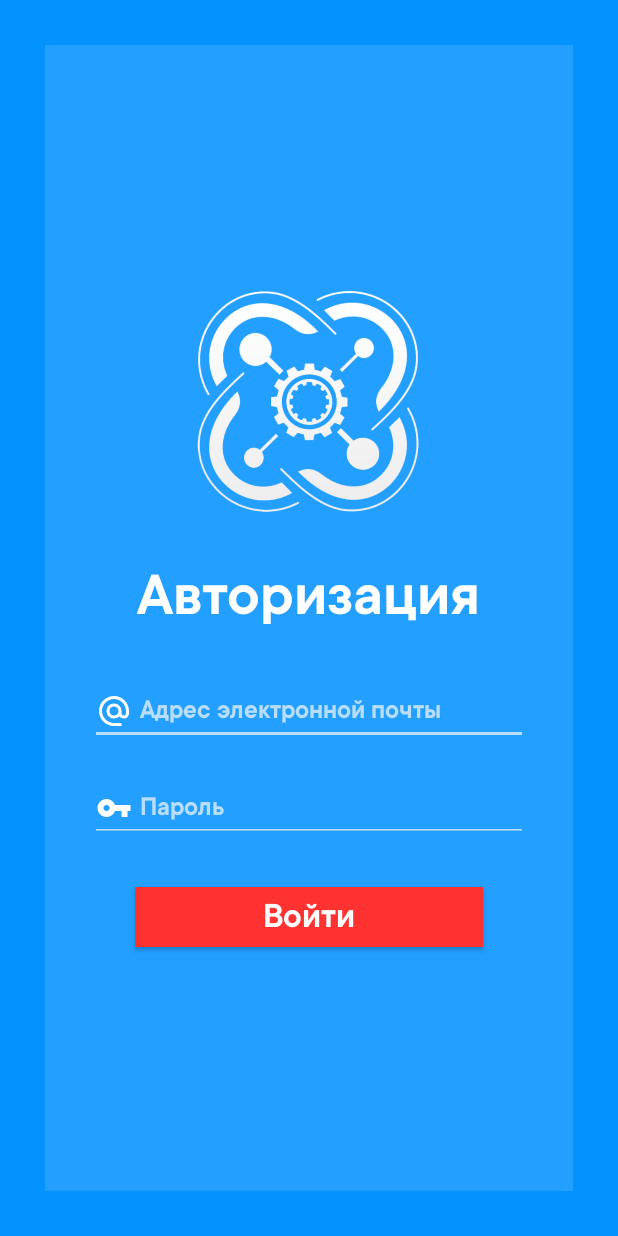
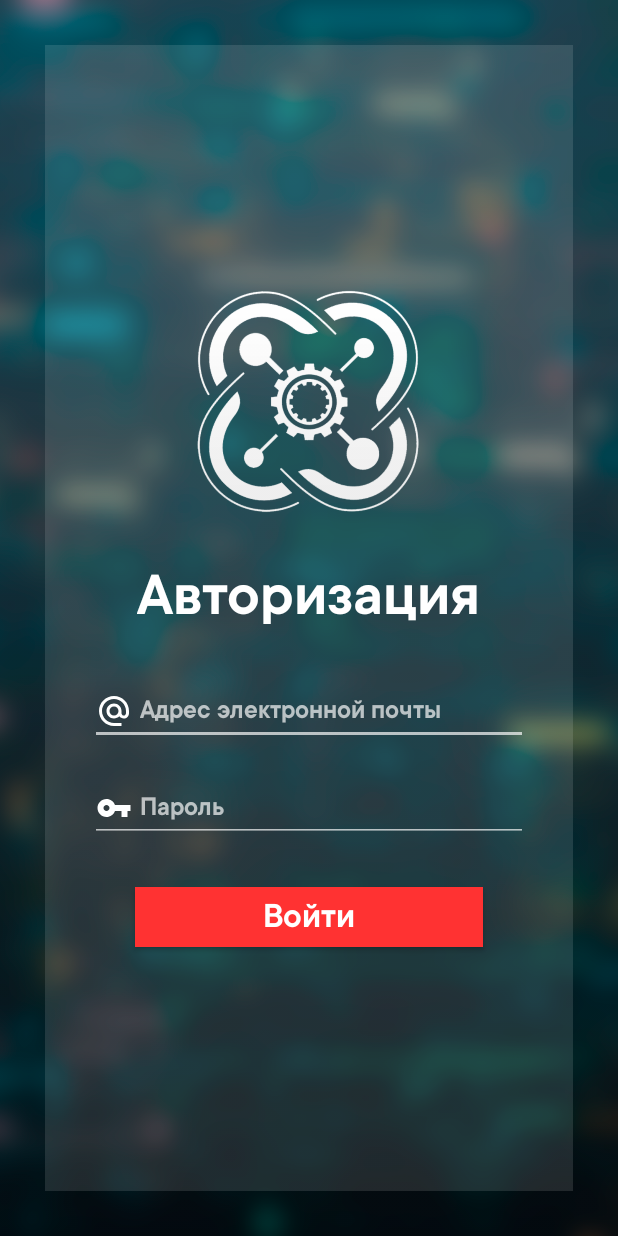
Before and after one commit to ANOMARI4/MyKvantorium, an Android app: the screen it shows after launch (LoginActivity), on a phone screen of 412 x 824 dp. Run offline under Robolectric (Android 15) with nearby library versions, the phone set to English and light mode, and no system bars; our stand-ins replace Firebase (no records; nobody signed in at launch, a user with empty details on screens opened directly).

Commit message:
login.xml

```diff
--- a/app/src/main/res/layout/activity_login.xml
+++ b/app/src/main/res/layout/activity_login.xml
@@ -8,11 +8,11 @@
     android:orientation="vertical"
     tools:context=".LoginActivity">
 
-    <!--<ImageView
+    <ImageView
         android:layout_width="match_parent"
         android:layout_height="match_parent"
         android:scaleType="centerCrop"
-        android:src="@drawable/background_auth" />-->
+        android:src="@drawable/background_auth" />
 
     <LinearLayout
         android:layout_width="match_parent"
--- a/build.gradle
+++ b/build.gradle
@@ -5,7 +5,7 @@ buildscript {
         jcenter()
     }
     dependencies {
-        classpath "com.android.tools.build:gradle:4.0.1"
+        classpath 'com.android.tools.build:gradle:4.1.1'
         classpath 'com.google.gms:google-services:4.3.3'
 
         // NOTE: Do not place your application dependencies here; they belong
```
Also changed, not shown: gradle/wrapper/gradle-wrapper.properties.
